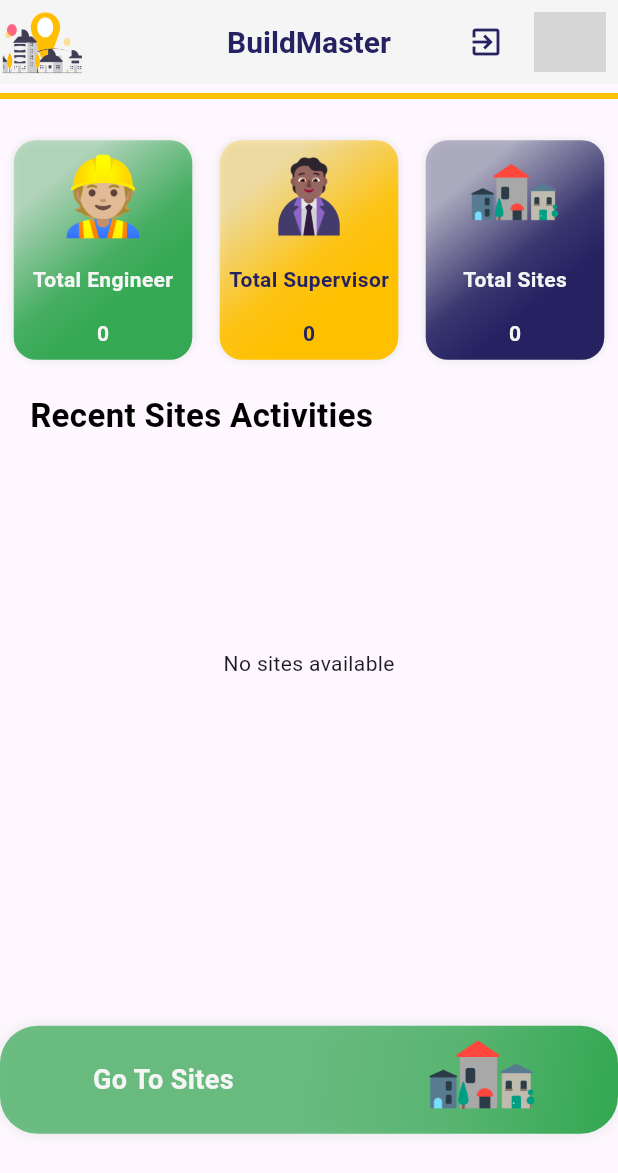
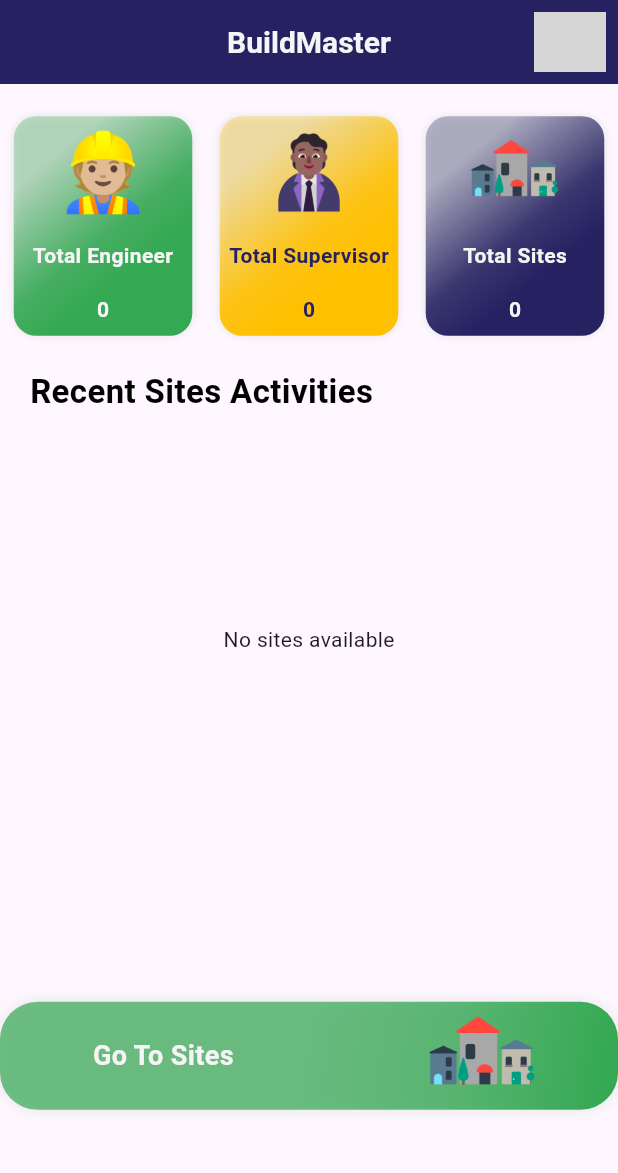
Before and after one commit to Neeshan-hub/Build-Master, a Flutter app: the Dashboard screen opened directly, on a phone screen of 412 x 824 dp. Shown: the top 1173 px of the screen. Run offline on Flutter 3.47's test engine with Material 3 defaults, Android fonts, the phone set to English and light mode, and no system bars; our stand-ins replace bloc, bot_toast, cached_network_image, carousel_indicator, carousel_slider, cloud_firestore and 12 more; missing offline and left inert: iconify_flutter, syncfusion_flutter_pdf, syncfusion_flutter_signaturepad; accounts and stored records are empty; grey boxes are pictures that could not be loaded.

Commit message:
color change

```diff
--- a/lib/presentation/includes/appbar.dart
+++ b/lib/presentation/includes/appbar.dart
@@ -21,22 +21,18 @@ class CustomAppbar {
           iconTheme: IconThemeData(color: AppColors.blue),
           automaticallyImplyLeading: false,
           leading: leading,
-          backgroundColor: bgcolor,
+          backgroundColor: AppColors.blue,
           centerTitle: true,
           title: Text(
             title,
             style: TextStyle(
-              color: AppColors.blue,
+              color: AppColors.white,
               fontSize: 20,
               fontWeight: FontWeight.w700,
             ),
           ),
           actions: action,
         ),
-        Divider(
-          thickness: 4,
-          color: AppColors.yellow,
-        ),
       ],
     );
   }
--- a/lib/presentation/screens/dashboard.dart
+++ b/lib/presentation/screens/dashboard.dart
@@ -50,7 +50,7 @@ class _DashboardState extends State<Dashboard> {
                               },
                               icon: Iconify(
                                 EmojioneMonotone.construction_worker,
-                                color: AppColors.blue,
+                                color: AppColors.white,
                               ),
                             )
                           : IconButton(
@@ -70,16 +70,16 @@ class _DashboardState extends State<Dashboard> {
                             Navigator.pushNamed(context, notifications),
                         icon: Iconify(
                           Zondicons.notification,
-                          color: AppColors.blue,
+                          color: AppColors.white,
                         ),
                       ),
                     ],
                     leading: Container(
                       margin:
                           EdgeInsets.symmetric(horizontal: padding.top * 0.1),
-                      child: Image.asset(
-                        "assets/images/logo.png",
-                      ),
+                      // child: Image.asset(
+                      //   // "assets/images/logo.png",
+                      // ),
                     ),
                     title: "BuildMaster",
                     bgcolor: AppColors.white,
--- a/lib/presentation/screens/sites/add_site.dart
+++ b/lib/presentation/screens/sites/add_site.dart
@@ -58,6 +58,7 @@ class _AddSitePageState extends State<AddSitePage> {
             icon: Icon(
               Icons.arrow_back_ios_new,
               size: size.height / 90 * 2.3,
+              color: AppColors.white,
             ),
             onPressed: () {
               Navigator.of(context).pop();
```
Also changed, not shown: lib/presentation/screens/InAppNotification/inappNotification.dart (+12 -14 lines), lib/presentation/screens/sites/site_page.dart (+5 -4 lines).
